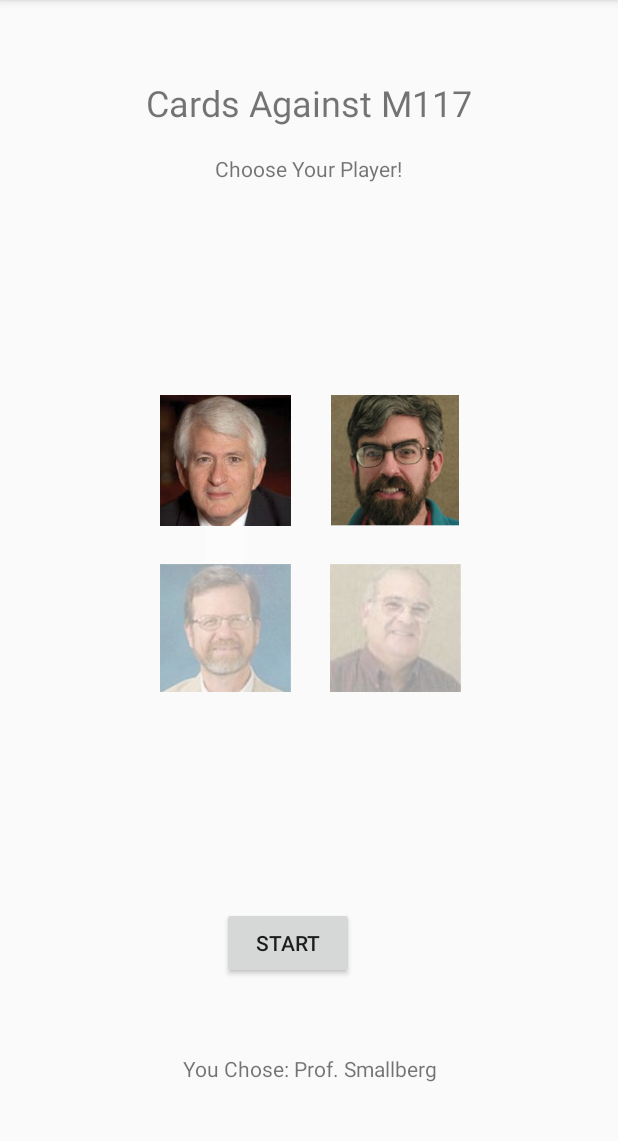
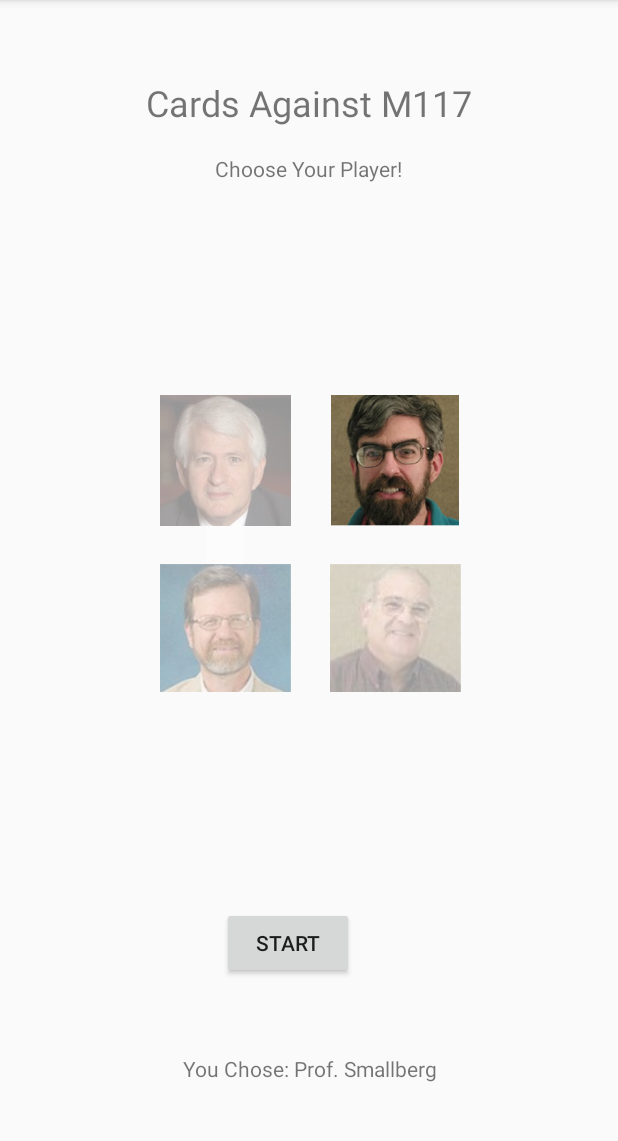
Before and after one commit to its-akshara/Cards-Against_Humanity, an Android app: the screen it shows after launch (StartActivity), after a tap on an icon or button, on a phone screen of 412 x 824 dp, the part 84-1225 px from its top. Run offline under Robolectric (Android 15) with nearby library versions, the phone set to English and light mode, and no system bars; 2 other taps on this screen came first.

Commit message:
fix alpha problem

```diff
--- a/Frontend/cardsagainsthumanityfrontend/app/src/main/java/m117/andrewpiro/cardsagainsthumanityfrontend/StartActivity.java
+++ b/Frontend/cardsagainsthumanityfrontend/app/src/main/java/m117/andrewpiro/cardsagainsthumanityfrontend/StartActivity.java
@@ -31,44 +31,59 @@ public class StartActivity extends AppCompatActivity {
         player.setRound(0);
 
         final ImageView player1 = (ImageView) findViewById(R.id.player1);
+        final ImageView player2 = (ImageView) findViewById(R.id.player2);
+        final ImageView player3 = (ImageView) findViewById(R.id.player3);
+        final ImageView player4 = (ImageView) findViewById(R.id.player4);
+
+        player1.setAlpha(0.4f);
+        player2.setAlpha(0.4f);
+        player3.setAlpha(0.4f);
+        player4.setAlpha(0.4f);
+
         player1.setOnClickListener(new View.OnClickListener() {
             @Override
             public void onClick(View v) {
                 player.setPlayerID(0);
                 player1.setAlpha(1.0f);
+                player2.setAlpha(0.4f);
+                player3.setAlpha(0.4f);
+                player4.setAlpha(0.4f);
 
                 playerText.setText("You Chose: Gene Block");
             }
         });
-
-        final ImageView player2 = (ImageView) findViewById(R.id.player2);
         player2.setOnClickListener(new View.OnClickListener() {
             @Override
             public void onClick(View v) {
                 player.setPlayerID(1);
+                player1.setAlpha(0.4f);
                 player2.setAlpha(1.0f);
+                player3.setAlpha(0.4f);
+                player4.setAlpha(0.4f);
 
                 playerText.setText("You Chose: Prof. Smallberg");
             }
         });
 
-
-        final ImageView player3 = (ImageView) findViewById(R.id.player3);
         player3.setOnClickListener(new View.OnClickListener() {
             @Override
             public void onClick(View v) {
                 player.setPlayerID(2);
+                player1.setAlpha(0.4f);
+                player2.setAlpha(0.4f);
                 player3.setAlpha(1.0f);
+                player4.setAlpha(0.4f);
 
                 playerText.setText("You Chose: Prof. Eggert");
             }
         });
-
-        final ImageView player4 = (ImageView) findViewById(R.id.player4);
         player4.setOnClickListener(new View.OnClickListener() {
             @Override
             public void onClick(View v) {
                 player.setPlayerID(3);
+                player1.setAlpha(0.4f);
+                player2.setAlpha(0.4f);
+                player3.setAlpha(0.4f);
                 player4.setAlpha(1.0f);
 
                 playerText.setText("You Chose: Prof. Dzhanidze");
```
